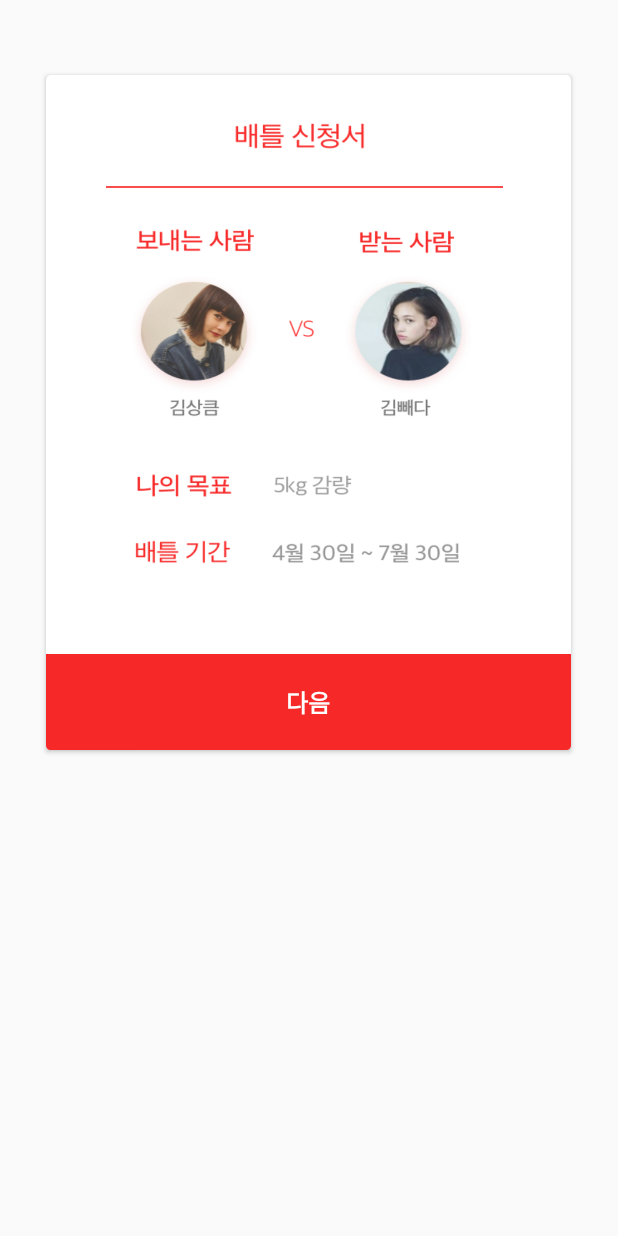
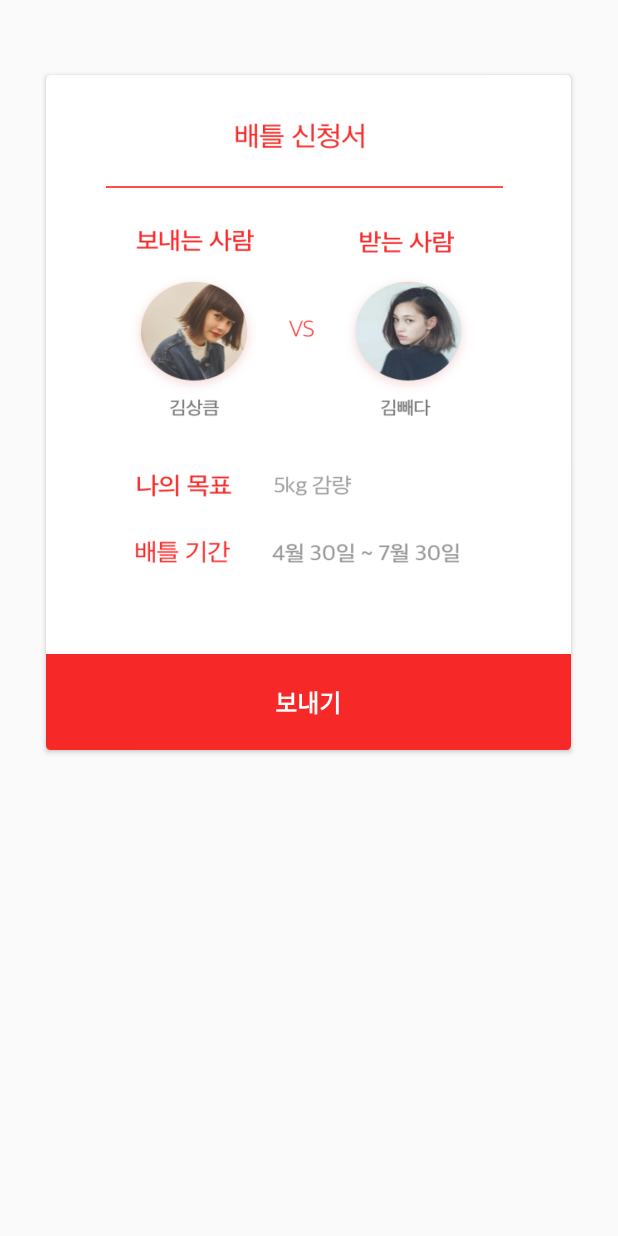
Before and after one commit to KooMinJun/StartUpProject01, an Android app: the fragment ChallengeFragment3 shown on its own in the app's theme, on a phone screen of 412 x 824 dp. Run offline under Robolectric (Android 15) with nearby library versions, the phone set to English and light mode, and no system bars; 1 statement that could not run was skipped.

Commit message:
최종본

```diff
--- a/StartUp-master/diet-battle-master/battlediet/app/src/main/java/diet/battle/com/battlediet/Fragment/BattleFragmentContent/BattlePlannerPartSelectFragment.java
+++ b/StartUp-master/diet-battle-master/battlediet/app/src/main/java/diet/battle/com/battlediet/Fragment/BattleFragmentContent/BattlePlannerPartSelectFragment.java
@@ -15,7 +15,7 @@ import diet.battle.com.battlediet.View.CustomViewPager;
 
 public class BattlePlannerPartSelectFragment extends Fragment {
 
-    CustomViewPager customViewPager;
+    static public CustomViewPager customViewPager;
     ImageView btn_arr[] = new ImageView[6];
     SharedPreferenceManager sharedPreferenceManager;
     int i;
@@ -47,7 +47,6 @@ public class BattlePlannerPartSelectFragment extends Fragment {
                 @Override
                 public void onClick(View v) {
                     startActivity(new Intent(getContext(), LoadingActivity.class));
-                    customViewPager.setCurrentItem(2);
                     sharedPreferenceManager.putSharedPreference(getContext(),"PartSelect",i);
 
                 }
--- a/StartUp-master/diet-battle-master/battlediet/app/src/main/java/diet/battle/com/battlediet/LoadingActivity.java
+++ b/StartUp-master/diet-battle-master/battlediet/app/src/main/java/diet/battle/com/battlediet/LoadingActivity.java
@@ -6,6 +6,8 @@ import android.support.annotation.Nullable;
 import android.support.v7.app.AppCompatActivity;
 
 import com.wang.avi.AVLoadingIndicatorView;
+
+import diet.battle.com.battlediet.Fragment.BattleFragmentContent.BattlePlannerPartSelectFragment;
 
 /**
  * Created by hongseung-ui on 2017. 4. 30..
@@ -22,6 +24,7 @@ public class LoadingActivity extends AppCompatActivity {
         runnable= new Runnable() {
             @Override
             public void run() {
+                BattlePlannerPartSelectFragment.customViewPager.setCurrentItem(2);
                 finish();
             }
         };
--- a/StartUp-master/diet-battle-master/battlediet/app/src/main/res/layout/fragment_challenge3.xml
+++ b/StartUp-master/diet-battle-master/battlediet/app/src/main/res/layout/fragment_challenge3.xml
@@ -41,7 +41,7 @@
                     android:background="@color/colorPrimary"
                     android:layout_width="match_parent"
                     android:layout_height="match_parent"
-                    android:text="다음"
+                    android:text="보내기"
                     android:id="@+id/btn_challenge03"
 
                     android:textSize="16dp"
--- a/StartUp-master/diet-battle-master/battlediet/app/src/main/res/layout/fragment_challenge4.xml
+++ b/StartUp-master/diet-battle-master/battlediet/app/src/main/res/layout/fragment_challenge4.xml
@@ -41,7 +41,7 @@
                     android:background="@color/colorPrimary"
                     android:layout_width="match_parent"
                     android:layout_height="match_parent"
-                    android:text="보내기"
+                    android:text="완료"
                     android:textSize="16dp"
                     android:textColor="#ffffff"
                     android:textStyle="bold"/>
```
